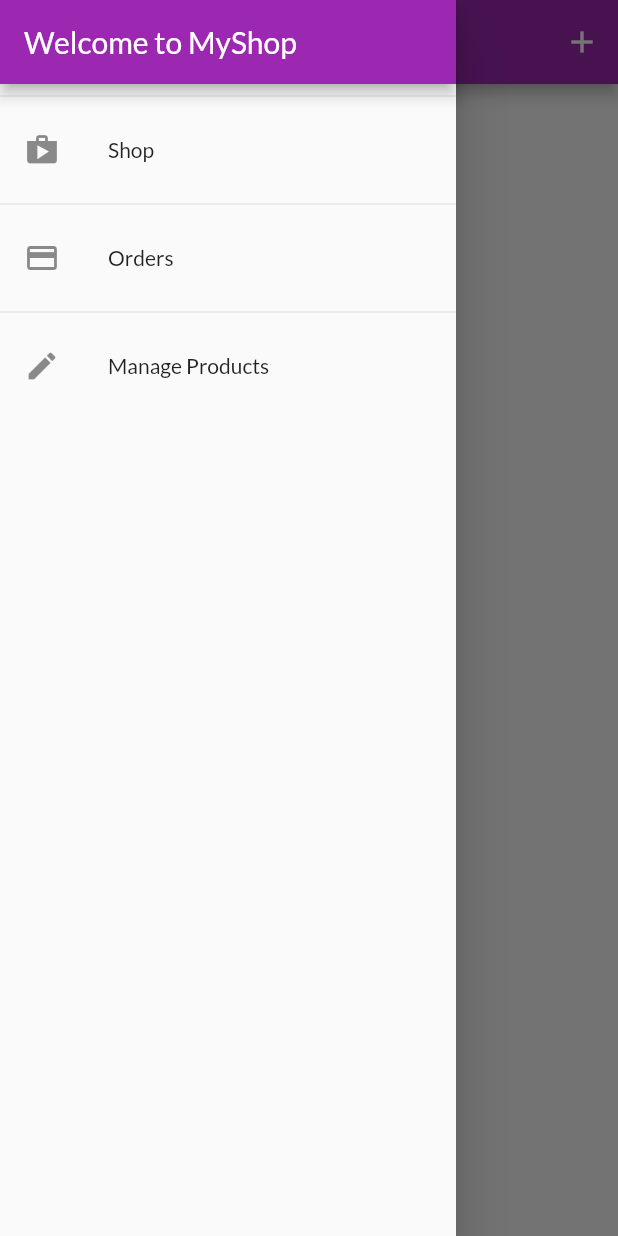
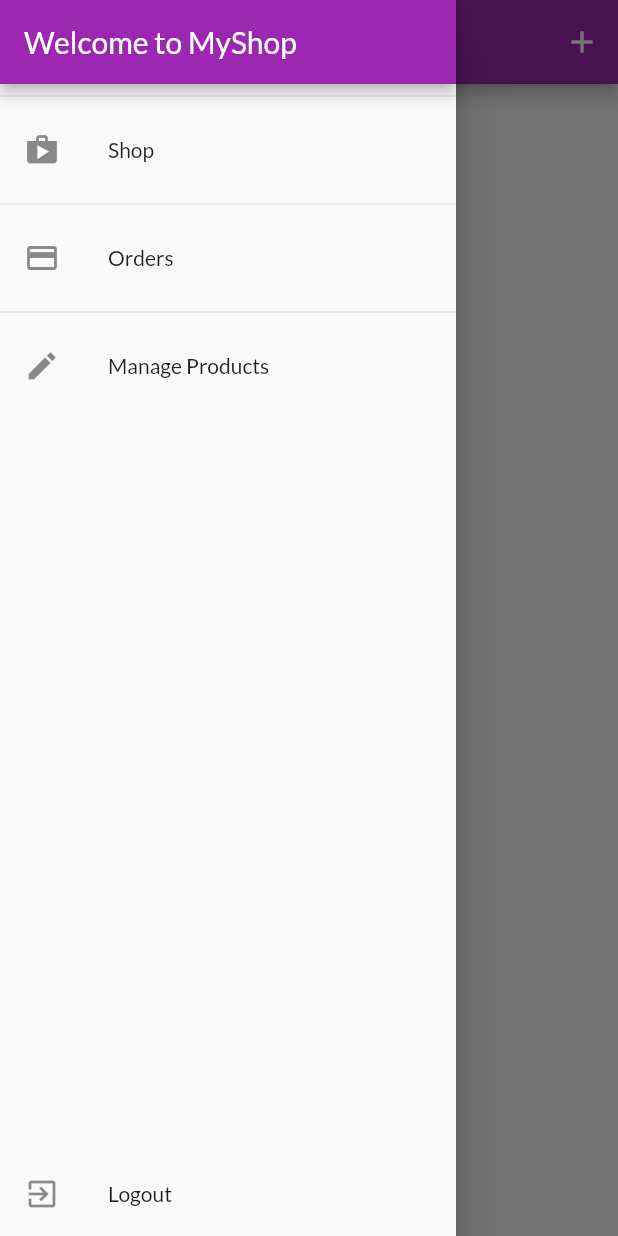
Before and after one commit to santiagobonessi/myshop, a Flutter app: the UserProductsScreen screen opened by its route, with the side drawer open, on a phone screen of 412 x 824 dp. Run offline on Flutter 3.47's test engine with Material 2 defaults, Android fonts, the phone set to English and light mode, and no system bars; network calls fail.

Commit message:
Add logout functionality

```diff
--- a/lib/widgets/app_drawer.dart
+++ b/lib/widgets/app_drawer.dart
@@ -1,5 +1,8 @@
 import 'package:flutter/material.dart';
+import 'package:provider/provider.dart';
 
+import '../providers/auth.dart';
+import '../screens/auth_screen.dart';
 import '../screens/orders_screen.dart';
 import '../screens/user_products_screen.dart';
 
@@ -31,6 +34,15 @@ class AppDrawer extends StatelessWidget {
             title: Text('Manage Products'),
             onTap: () => Navigator.of(context).pushReplacementNamed(UserProductsScreen.routeName),
           ),
+          Spacer(),
+          ListTile(
+              leading: Icon(Icons.exit_to_app),
+              title: Text('Logout'),
+              onTap: () {
+                Navigator.of(context).pop();
+                Provider.of<Auth>(context, listen: false).logout();
+                Navigator.of(context).pushReplacementNamed(AuthScreen.routeName);
+              }),
         ],
       ),
     );
```
Also changed, not shown: lib/main.dart (+6 -5 lines), lib/providers/auth.dart (+24 -2 lines).
